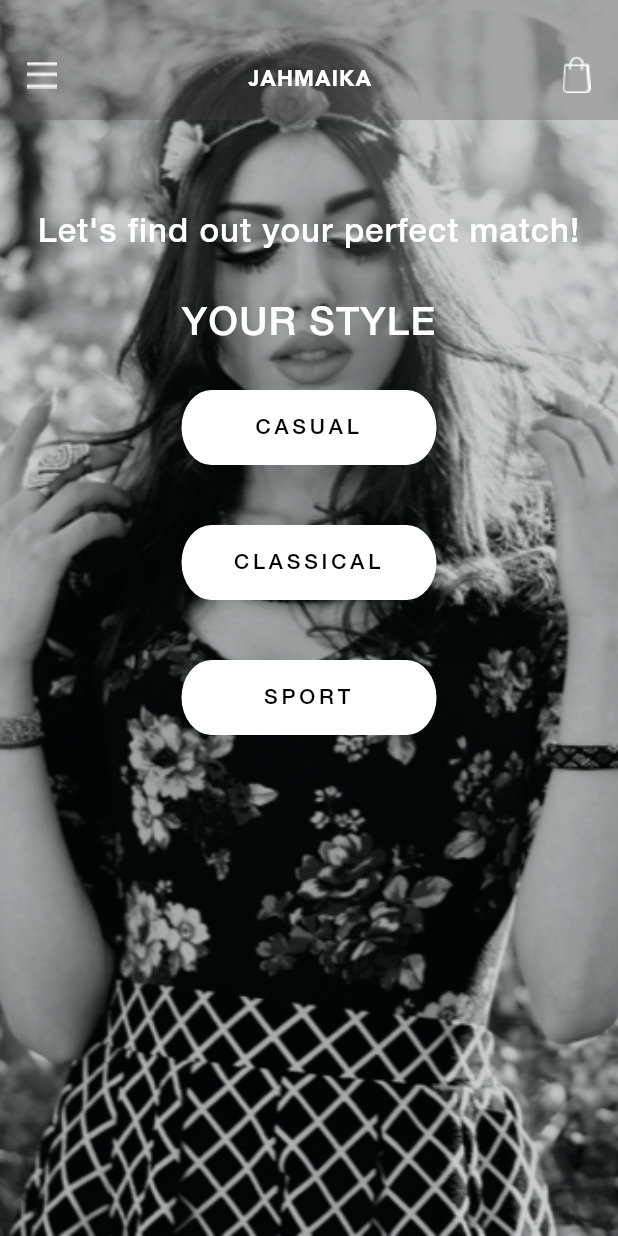
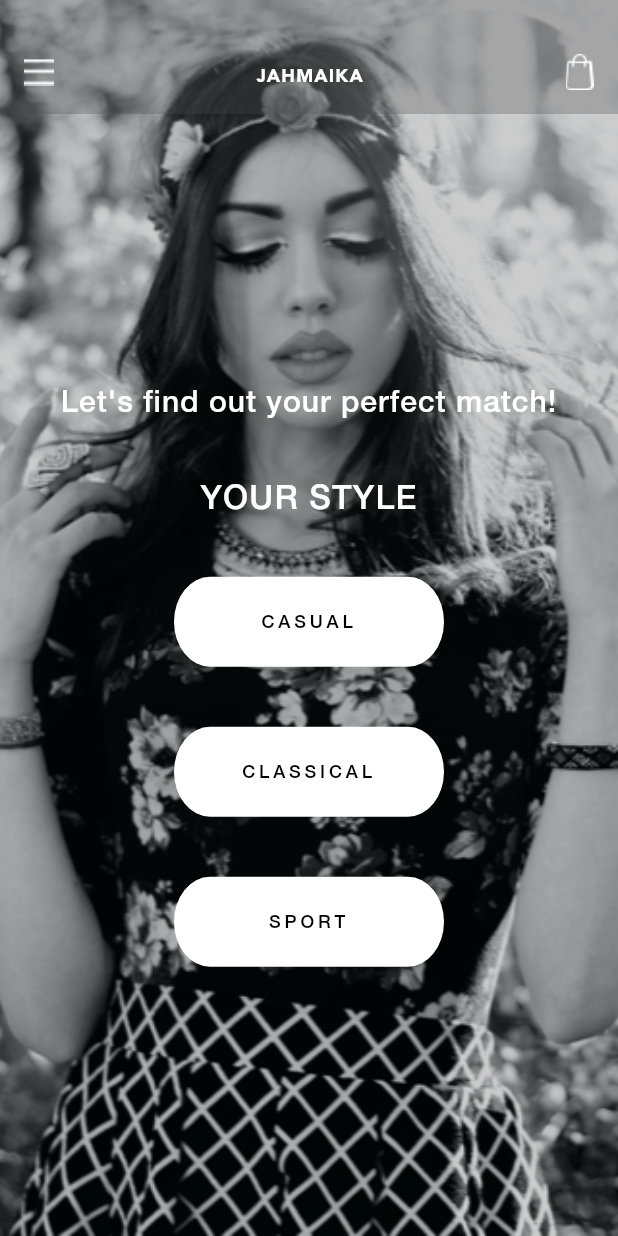
Before and after one commit to Stunntech/boutique-mobile-flutter, a Flutter app: the ItemCategorySelectionPage screen opened by its route, after a tap on "SHOP NOW", on a phone screen of 412 x 824 dp. Run offline on Flutter 3.47's test engine with Material 2 defaults, Android fonts, the phone set to English and light mode, and no system bars; project files that could hold a hidden picture were left out.

Commit message:
design tweaks in style selection screen

```diff
--- a/lib/screens/home_screens/item_category_selection.dart
+++ b/lib/screens/home_screens/item_category_selection.dart
@@ -24,6 +24,8 @@ class ItemCategorySelectionPage extends StatefulWidget {
 class ItemCategorySelectionPageState extends State<ItemCategorySelectionPage> {
   @override
   Widget build(BuildContext context) {
+    var shortestSide = MediaQuery.of(context).size.shortestSide;
+    _setFontSizeAndStyle(shortestSide);
     return new Scaffold(
       body: new Container(
         color: Colors.white,
@@ -132,6 +134,8 @@ class ItemCategorySelectionPageState extends State<ItemCategorySelectionPage> {
       ),
     );
   }
+
+  void _setFontSizeAndStyle(double shortestSide) {}
 }
 
 class TopSection extends StatelessWidget {
--- a/lib/screens/home_screens/style_selection.dart
+++ b/lib/screens/home_screens/style_selection.dart
@@ -3,21 +3,143 @@ import 'package:flutter_jahmaika/screens/cart_checkout_screens/shopping_cart.dar
 import 'package:flutter_jahmaika/screens/home_screens/top_collection.dart';
 import 'package:flutter_jahmaika/screens/sidenavigation_and_tracking_screens/side_navigation.dart';
 
-class ButtonSection extends StatelessWidget {
+class StyleSelectionPage extends StatefulWidget {
+  StyleSelectionPageState createState() => StyleSelectionPageState();
+}
+
+class StyleSelectionPageState extends State<StyleSelectionPage> {
+  double _TEXT_SIZE_BUTTON;
+  double _BUTTON_HEIGHT;
+  double _BUTTON_WIDTH;
+  double _MARGIN_SMALL;
+  double _MARGIN_MEDIUM;
+  double _MARGIN_LARGE;
+  double _PADDING_SMALL;
+  double _TEXT_SIZE_PERFECT_MATCH;
+  double _TEXT_SIZE_YOUR_STYLE;
+
   @override
   Widget build(BuildContext context) {
+    var shortestSide = MediaQuery.of(context).size.shortestSide;
+    _setFontSizeAndStyle(shortestSide);
+
+    return new Scaffold(
+      body: new Container(
+        decoration: new BoxDecoration(
+          image: new DecorationImage(
+            image: new AssetImage("assets/images/bg_style_selection.png"),
+            fit: BoxFit.cover,
+          ),
+        ),
+        child: new Column(
+          children: <Widget>[
+            _buildCustomAppBar(),
+            _buildScreenBody(),
+          ],
+        ),
+      ),
+    );
+  }
+
+  Widget _buildCustomAppBar() {
     return new Container(
+      padding: new EdgeInsets.all(_PADDING_SMALL),
+      decoration: new BoxDecoration(
+        color: const Color(0x4D4a4a4a),
+      ),
+      child: new Row(
+        mainAxisAlignment: MainAxisAlignment.spaceBetween,
+        children: <Widget>[
+          new GestureDetector(
+            onTap: () {
+              Navigator.push(
+                context,
+                new MaterialPageRoute(
+                    builder: (context) => new SideNavigationPage()),
+              );
+            },
+            child: new Container(
+              margin: new EdgeInsets.only(top: _MARGIN_SMALL),
+              padding: new EdgeInsets.all(_PADDING_SMALL),
+              child: new Image.asset(
+                "assets/images/menu_white.png",
+              ),
+            ),
+          ),
+          new Container(
+            margin: new EdgeInsets.only(top: _MARGIN_MEDIUM),
+            child: new Text(
+              'JAHMAIKA',
+              textAlign: TextAlign.center,
+              style: new TextStyle(
+                color: Colors.white,
+                fontSize: _TEXT_SIZE_BUTTON,
+                fontFamily: 'avenir_black',
+                letterSpacing: 0.78,
+              ),
+            ),
+          ),
+          new GestureDetector(
+            onTap: () {
+              Navigator.push(
+                context,
+                new MaterialPageRoute(
+                    builder: (context) => new MyShoppingCartPage()),
+              );
+            },
+            child: new Container(
+              alignment: Alignment.topRight,
+              margin: new EdgeInsets.only(top: _MARGIN_SMALL),
+              padding: new EdgeInsets.all(_PADDING_SMALL),
+              child: new Image.asset(
+                "assets/images/shopping_bag_white.png",
+              ),
+            ),
+          ),
+        ],
+      ),
+    );
+  }
+
+  Widget _buildScreenBody() {
+    return new Expanded(
       child: new Column(
-        mainAxisAlignment: MainAxisAlignment.spaceAround,
+        mainAxisAlignment: MainAxisAlignment.center,
         children: <Widget>[
           new Container(
-            margin: new EdgeInsets.only(top: 32.0),
+            alignment: Alignment.center,
+            child: new Text(
+              "Let's find out your perfect match!",
+              textAlign: TextAlign.center,
+              style: new TextStyle(
+                color: Colors.white,
+                fontSize: _TEXT_SIZE_PERFECT_MATCH,
+                fontFamily: 'helvetica_neue_medium',
+                letterSpacing: 0.69,
+              ),
+            ),
+          ),
+          new Container(
+            alignment: Alignment.center,
+            margin: new EdgeInsets.only(top: _MARGIN_LARGE),
+            child: new Text(
+              "YOUR STYLE",
+              textAlign: TextAlign.center,
+              style: new TextStyle(
+                color: Colors.white,
+                fontSize: _TEXT_SIZE_YOUR_STYLE,
+                fontFamily: 'helvetica_neue_medium',
+                letterSpacing: 0.83,
+              ),
+            ),
+          ),
+          new Container(
+            margin: new EdgeInsets.only(top: _MARGIN_LARGE),
             child: new FlatButton(
                 child: new Container(
-                  width: 170.0,
-                  height: 50.0,
-                  padding: new EdgeInsets.only(
-                      left: 20.0, right: 20.0, top: 15.0, bottom: 15.0),
+                  alignment: Alignment.center,
+                  width: _BUTTON_WIDTH,
+                  height: _BUTTON_HEIGHT,
                   decoration: new BoxDecoration(
                     color: Colors.white,
                     shape: BoxShape.rectangle,
@@ -31,7 +153,7 @@ class ButtonSection extends StatelessWidget {
                     'CASUAL',
                     style: new TextStyle(
                       color: Colors.black,
-                      fontSize: 14.0,
+                      fontSize: _TEXT_SIZE_BUTTON,
                       fontFamily: 'helvetica_neue_medium',
                       letterSpacing: 2.57,
                     ),
@@ -47,13 +169,12 @@ class ButtonSection extends StatelessWidget {
                 }),
           ),
           new Container(
-            margin: new EdgeInsets.only(top: 40.0),
+            margin: new EdgeInsets.only(top: _MARGIN_LARGE),
             child: new FlatButton(
                 child: new Container(
-                  width: 170.0,
-                  height: 50.0,
-                  padding: new EdgeInsets.only(
-                      left: 20.0, right: 20.0, top: 15.0, bottom: 15.0),
+                  alignment: Alignment.center,
+                  width: _BUTTON_WIDTH,
+                  height: _BUTTON_HEIGHT,
                   decoration: new BoxDecoration(
                     color: Colors.white,
                     shape: BoxShape.rectangle,
@@ -67,7 +188,7 @@ class ButtonSection extends StatelessWidget {
                     'CLASSICAL',
                     style: new TextStyle(
                       color: Colors.black,
-                      fontSize: 14.0,
+                      fontSize: _TEXT_SIZE_BUTTON,
                       fontFamily: 'helvetica_neue_medium',
                       letterSpacing: 2.57,
                     ),
@@ -83,13 +204,12 @@ class ButtonSection extends StatelessWidget {
                 }),
           ),
           new Container(
-            margin: new EdgeInsets.only(top: 40.0),
+            margin: new EdgeInsets.only(top: _MARGIN_LARGE),
             child: new FlatButton(
                 child: new Container(
-                  width: 170.0,
-                  height: 50.0,
-                  padding: new EdgeInsets.only(
-                      left: 20.0, right: 20.0, top: 15.0, bottom: 15.0),
+                  alignment: Alignment.center,
+                  width: _BUTTON_WIDTH,
+                  height: _BUTTON_HEIGHT,
                   decoration: new BoxDecoration(
                     color: Colors.white,
                     shape: BoxShape.rectangle,
@@ -103,7 +223,7 @@ class ButtonSection extends StatelessWidget {
                     'SPORT',
                     style: new TextStyle(
                       color: Colors.black,
-                      fontSize: 14.0,
+                      fontSize: _TEXT_SIZE_BUTTON,
                       fontFamily: 'helvetica_neue_medium',
                       letterSpacing: 2.57,
                     ),
@@ -122,137 +242,28 @@ class ButtonSection extends StatelessWidget {
       ),
     );
   }
-}
 
-class CustomAppBar extends StatelessWidget {
-  @override
-  Widget build(BuildContext context) {
-    return new Container(
-      padding: new EdgeInsets.all(8.0),
-      decoration: new BoxDecoration(
-        color: const Color(0x4D4a4a4a),
-      ),
-      child: new Row(
-        mainAxisAlignment: MainAxisAlignment.spaceBetween,
-        children: <Widget>[
-          new GestureDetector(
-            onTap: () {
-              Navigator.push(
-                context,
-                new MaterialPageRoute(
-                    builder: (context) => new SideNavigationPage()),
-              );
-            },
-            child: new Container(
-              margin: new EdgeInsets.only(top: 20.0),
-              padding: new EdgeInsets.all(10.0),
-              child: new Image.asset(
-                "assets/images/menu_white.png",
-              ),
-            ),
-          ),
-          new Container(
-            margin: new EdgeInsets.only(top: 25.0),
-            child: new Text(
-              'JAHMAIKA',
-              textAlign: TextAlign.center,
-              style: new TextStyle(
-                color: Colors.white,
-                fontSize: 14.0,
-                fontFamily: 'avenir_black',
-                letterSpacing: 0.78,
-              ),
-            ),
-          ),
-          new GestureDetector(
-            onTap: () {
-              Navigator.push(
-                context,
-                new MaterialPageRoute(
-                    builder: (context) => new MyShoppingCartPage()),
-              );
-            },
-            child: new Container(
-              alignment: Alignment.topRight,
-              margin: new EdgeInsets.only(top: 20.0),
-              padding: new EdgeInsets.all(10.0),
-              child: new Image.asset(
-                "assets/images/shopping_bag_white.png",
-              ),
-            ),
-          ),
-        ],
-      ),
-    );
+  void _setFontSizeAndStyle(double shortestSide) {
+    if (shortestSide < 600) {
+      _TEXT_SIZE_BUTTON = 12.0;
+      _BUTTON_HEIGHT = 60.0;
+      _BUTTON_WIDTH = 180.0;
+      _MARGIN_SMALL = 20.0;
+      _MARGIN_MEDIUM = 25.0;
+      _PADDING_SMALL = 8.0;
+      _MARGIN_LARGE = 40.0;
+      _TEXT_SIZE_PERFECT_MATCH = 20.0;
+      _TEXT_SIZE_YOUR_STYLE = 22.0;
+    } else if (shortestSide >= 600) {
+      _TEXT_SIZE_BUTTON = 24.0;
+      _BUTTON_HEIGHT = 95.0;
+      _BUTTON_WIDTH = 380.0;
+      _MARGIN_SMALL = 30.0;
+      _MARGIN_MEDIUM = 40.0;
+      _MARGIN_LARGE = 60.0;
+      _PADDING_SMALL = 12.0;
+      _TEXT_SIZE_PERFECT_MATCH = 40.0;
+      _TEXT_SIZE_YOUR_STYLE = 44.0;
+    }
   }
 }
-
-class StaticText extends StatelessWidget {
-  @override
-  Widget build(BuildContext context) {
-    return new Container(
-      margin: new EdgeInsets.only(top: 60.0),
-      alignment: Alignment.center,
-      child: new Column(
-        crossAxisAlignment: CrossAxisAlignment.stretch,
-        mainAxisAlignment: MainAxisAlignment.center,
-        children: <Widget>[
-          new Container(
-            alignment: Alignment.center,
-            child: new Text(
-              "Let's find out your perfect match!",
-              textAlign: TextAlign.center,
-              style: new TextStyle(
-                color: Colors.white,
-                fontSize: 22.0,
-                fontFamily: 'helvetica_neue_medium',
-                letterSpacing: 0.69,
-              ),
-            ),
-          ),
-          new Container(
-            alignment: Alignment.center,
-            margin: new EdgeInsets.only(top: 32.0),
-            child: new Text(
-              "YOUR STYLE",
-              textAlign: TextAlign.center,
-              style: new TextStyle(
-                color: Colors.white,
-                fontSize: 26.0,
-                fontFamily: 'helvetica_neue_medium',
-                letterSpacing: 0.83,
-              ),
-            ),
-          ),
-        ],
-      ),
-    );
-  }
-}
-
-class StyleSelectionPage extends StatefulWidget {
-  StyleSelectionPageState createState() => StyleSelectionPageState();
-}
-
-class StyleSelectionPageState extends State<StyleSelectionPage> {
-  @override
-  Widget build(BuildContext context) {
-    return new Scaffold(
-      body: new Container(
-        decoration: new BoxDecoration(
-          image: new DecorationImage(
-            image: new AssetImage("assets/images/bg_style_selection.png"),
-            fit: BoxFit.cover,
-          ),
-        ),
-        child: new Column(
-          children: <Widget>[
-            new CustomAppBar(),
-            new StaticText(),
-            new ButtonSection(),
-          ],
-        ),
-      ),
-    );
-  }
-}
```
